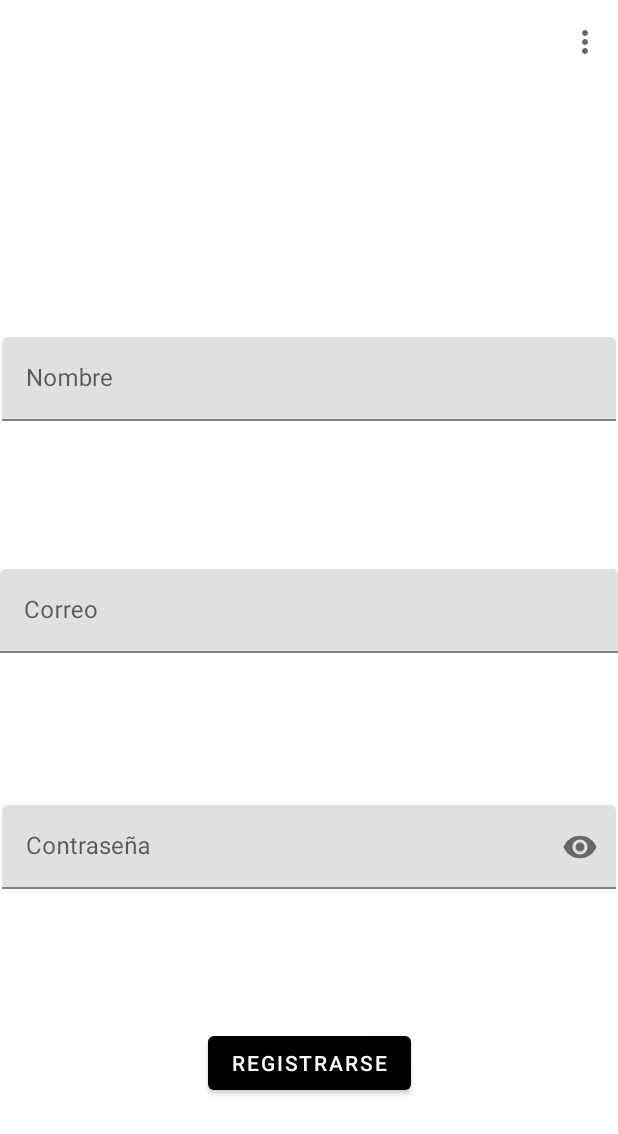
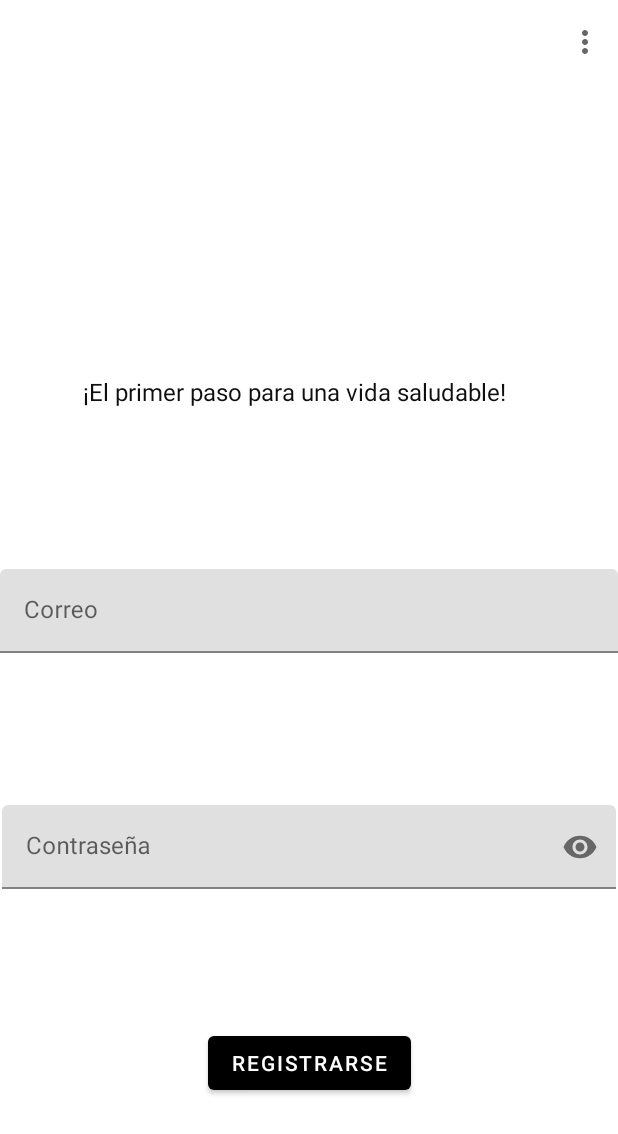
Before and after one commit to GonzaloSantizo/PlatMovProyectos, an Android app: the RegisterFragment screen opened through its navigation route, on a phone screen of 412 x 824 dp. Shown: the top 1134 px of the screen. Run offline under Robolectric (Android 15) with nearby library versions, the phone set to English and light mode, and no system bars.

Commit message:
Implementación de dependencias faltantes, cambios a layouts y conexión a firebase

```diff
--- a/app/src/main/java/com/plataformas/proyecto/ui/fragments/MuscleDetailsFragment.kt
+++ b/app/src/main/java/com/plataformas/proyecto/ui/fragments/MuscleDetailsFragment.kt
@@ -35,9 +35,9 @@ class MuscleDetailsFragment : Fragment(R.layout.fragment_muscle_details) {
     }
 
     private fun setListeners() {
-//        btnBack.setOnClickListener {
-//            requireView().findNavController().navigate(MuscleDetailsFragmentDirections.actionMuscleDetailsFragmentToMuscleListFragment())
-//        }
+    btnBack.setOnClickListener {
+            requireView().findNavController().navigate(MuscleDetailsFragmentDirections.actionMuscleDetailsFragmentToMuscleListFragment())
+        }
     }
 
 }
--- a/app/src/main/res/layout/fragment_register.xml
+++ b/app/src/main/res/layout/fragment_register.xml
@@ -10,6 +10,7 @@
         android:id="@+id/imageView2"
         android:layout_width="282dp"
         android:layout_height="161dp"
+        android:contentDescription="@string/todo"
         app:layout_constraintBottom_toBottomOf="parent"
         app:layout_constraintEnd_toEndOf="parent"
         app:layout_constraintHorizontal_bias="0.498"
@@ -17,25 +18,7 @@
         app:layout_constraintTop_toTopOf="parent"
         app:layout_constraintVertical_bias="0.026"
         tools:ignore="ImageContrastCheck"
-        tools:src="@tools:sample/avatars"
-        android:contentDescription="@string/todo" />
-
-    <com.google.android.material.textfield.TextInputLayout
-        android:layout_width="409dp"
-        android:layout_height="wrap_content"
-        app:layout_constraintBottom_toTopOf="@+id/textInputLayout2"
-        app:layout_constraintEnd_toEndOf="parent"
-        app:layout_constraintStart_toStartOf="parent"
-        app:layout_constraintTop_toBottomOf="@+id/imageView2"
-        app:layout_constraintVertical_bias="0.32">
-
-        <com.google.android.material.textfield.TextInputEditText
-            android:layout_width="match_parent"
-            android:layout_height="wrap_content"
-            android:hint="@string/nombre"
-            android:textColorHint="#616161"
-            tools:ignore="TextContrastCheck" />
-    </com.google.android.material.textfield.TextInputLayout>
+        tools:src="@tools:sample/avatars" />
 
     <com.google.android.material.textfield.TextInputLayout
         android:id="@+id/textInputLayout2"
@@ -87,4 +70,16 @@
         app:layout_constraintStart_toStartOf="parent"
         app:layout_constraintTop_toBottomOf="@+id/textInputLayout3" />
 
+    <TextView
+        android:id="@+id/textView"
+        android:layout_width="301dp"
+        android:layout_height="58dp"
+        android:text="¡El primer paso para una vida saludable!"
+        android:textColor="#100F0F"
+        android:textSize="16sp"
+        app:layout_constraintBottom_toTopOf="@+id/textInputLayout2"
+        app:layout_constraintEnd_toEndOf="parent"
+        app:layout_constraintStart_toStartOf="parent"
+        app:layout_constraintTop_toBottomOf="@+id/imageView2" />
+
 </androidx.constraintlayout.widget.ConstraintLayout>
--- a/app/src/main/res/navigation/nav_graph.xml
+++ b/app/src/main/res/navigation/nav_graph.xml
@@ -37,7 +37,11 @@
         android:id="@+id/muscleDetailsFragment"
         android:name="com.plataformas.proyecto.ui.fragments.MuscleDetailsFragment"
         android:label="Detalles de musculo"
-        tools:layout="@layout/fragment_muscle_details" />
+        tools:layout="@layout/fragment_muscle_details" >
+        <action
+            android:id="@+id/action_muscleDetailsFragment_to_muscleListFragment"
+            app:destination="@id/muscleListFragment" />
+    </fragment>
     <fragment
         android:id="@+id/registerFragment"
         android:name="com.plataformas.proyecto.ui.fragments.RegisterFragment"
```
Also changed, not shown: app/build.gradle (+27 -6 lines), app/src/main/java/com/plataformas/proyecto/FirebaseApp.kt (added, +9 -0 lines), build.gradle (+13 -7 lines), 1 other file.
